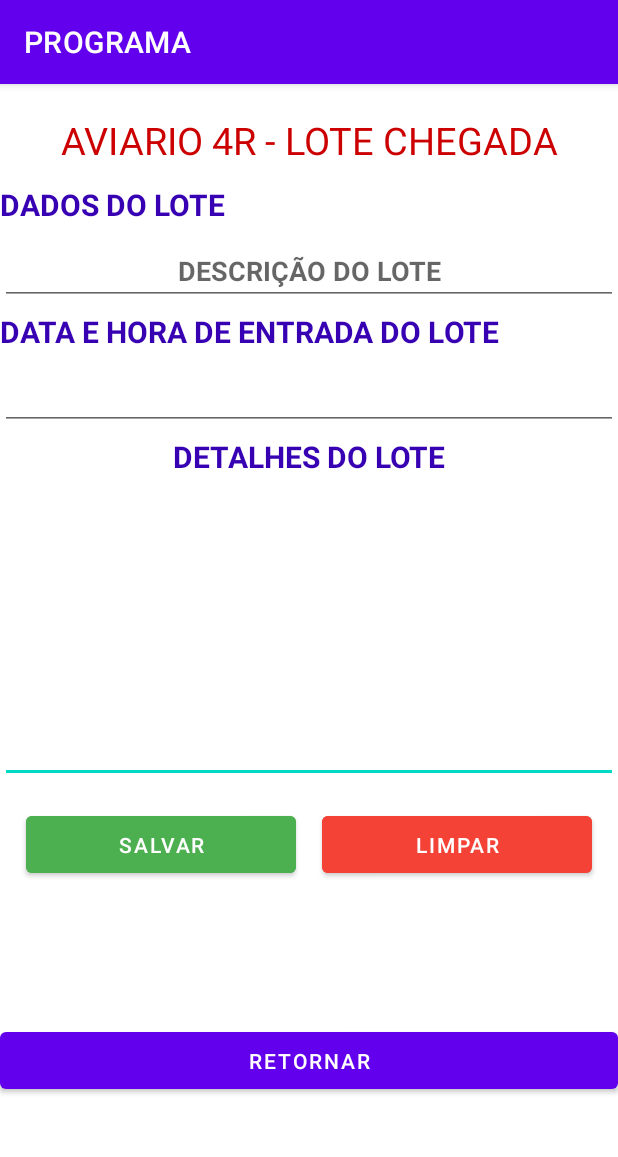
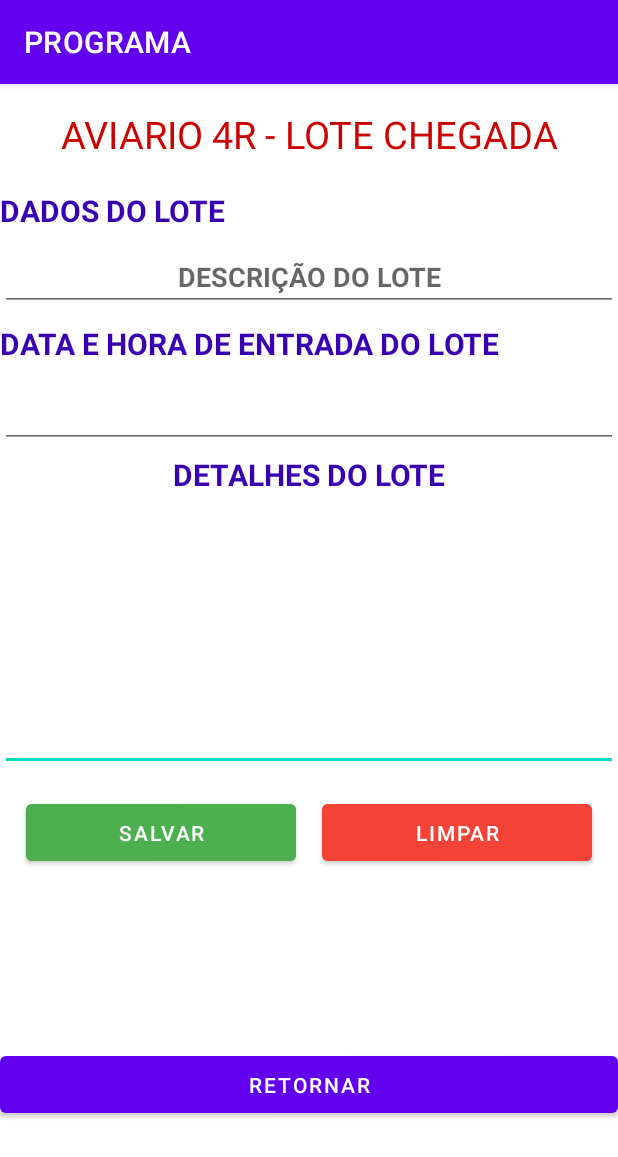
Before and after one commit to SemprebomTecnologia/ANDROID_AVIARIO4R, an Android app: the LoteMainActivity screen opened directly, with no data from a screen before it, on a phone screen of 412 x 824 dp. Shown: the top 1157 px of the screen. Run offline under Robolectric (Android 15) with nearby library versions, the phone set to English and light mode, and no system bars.

Commit message:
COMMIT TELA OK V1.0 23/01/2025 COMMIT CLASS DATETIME 23/01/2025 FUNCTION DATETIME V1 24/01/2025 COMMIT LAYOUT TELA LOTE V1 25/01/2025

```diff
--- a/app/src/main/java/com/example/programa/DateTime.kt
+++ b/app/src/main/java/com/example/programa/DateTime.kt
@@ -16,26 +16,6 @@ class DateTime(){
     lateinit var DataTempo           : DateTime
     lateinit var Calendario          : Calendar
     lateinit var SimplesDataFormato  : SimpleDateFormat
-
-    //obtem a data do sistema
-    //  System.currentTimeMillis()
-
-    //funcao para obter a hora  data atual do systema
-    fun Dia( txt: String ): Date {
-
-        Data  = DateFormat().format("dd.MM.yyyy")
-
-            simpleDateFormat.format(txt).toString()
-    }
-
-
-
-
-   // val dateTimeInLongTextView.text = datesysval.toString()
-
-
-
-
 
 
 }
--- a/app/src/main/java/com/example/programa/LoteMainActivity.kt
+++ b/app/src/main/java/com/example/programa/LoteMainActivity.kt
@@ -1,6 +1,6 @@
 package com.example.programa
 
-import android.R
+
 import android.content.Intent
 import android.os.Bundle
 import android.view.View.OnFocusChangeListener
@@ -16,8 +16,8 @@ import com.example.programa.DateTime
 
 class LoteMainActivity : AppCompatActivity() {
 
-    private  lateinit  var MainPrincipal  : ActivityPrincipalMainBinding
-    private  lateinit  var MainLote     : ActivityLoteMainBinding
+    private  lateinit  var MainPrincipal    : ActivityPrincipalMainBinding
+    private  lateinit  var MainLote         : ActivityLoteMainBinding
 
     //public  lateinit  var MainPrincipal  : ActivityPrincipalMainBinding
     //private lateinit  var MainColeta     : ActivityColetaMainBinding
@@ -31,10 +31,8 @@ class LoteMainActivity : AppCompatActivity() {
         //inflo o layout
         setContentView(MainLote.root)
 
-        var LoteDateTime  = findViewById<EditText>(R.id.editTextDate)
-
-
-
+        //val EdtProd = findViewById<EditText>(R.id.EdtProdutoLista)
+        //var ProdutoLista: String = EdtProd.toString()
 
         /*
         ViewCompat.setOnApplyWindowInsetsListener(findViewById(R.id.main)) { v, insets ->
@@ -43,11 +41,13 @@ class LoteMainActivity : AppCompatActivity() {
             insets
         }*/
 
-        MainLote.LoteDateTime.setOnFocusChangeListener(){
-                var txt : String = LoteDateTime.text.toString()
+
+        MainLote.btnLIMPAR.setOnClickListener(){
+            var DataLote = MainLote.editTextDate.text.toString()
+            MainLote.txtTitulo.text = DataLote.toString()
+
 
         }
-
 
 
 
--- a/app/src/main/res/layout/activity_lote_main.xml
+++ b/app/src/main/res/layout/activity_lote_main.xml
@@ -10,43 +10,54 @@
     <EditText
         android:id="@+id/edtDetalheLote"
         android:layout_width="match_parent"
-        android:layout_height="200dp"
+        android:layout_height="180dp"
         android:layout_marginTop="4dp"
         android:ems="10"
         android:gravity="start|top"
         android:inputType="textMultiLine"
-        android:maxLength="50"
+        android:maxLength="100"
         android:textAlignment="textStart"
-        android:textSize="20sp"
-        android:textStyle="bold"
+        android:textSize="12sp"
         app:layout_constraintTop_toBottomOf="@+id/txtDescricaoLote"
-        tools:layout_editor_absoluteX="-16dp" />
+        tools:layout_editor_absoluteX="0dp" />
 
-    <EditText
-        android:id="@+id/editTextDate"
+    <Button
+        android:id="@+id/btn_PRINCIPAL"
+        android:layout_width="match_parent"
+        android:layout_height="50dp"
+        android:text="RETORNAR"
+        app:layout_constraintBottom_toBottomOf="parent"
+        app:layout_constraintEnd_toEndOf="parent"
+        app:layout_constraintHorizontal_bias="0.0"
+        app:layout_constraintStart_toStartOf="parent"
+        app:layout_constraintTop_toBottomOf="@+id/edtDetalheLote"
+        app:layout_constraintVertical_bias="0.707" />
+
+    <TextView
+        android:id="@+id/txtNomeLote"
         android:layout_width="match_parent"
         android:layout_height="wrap_content"
-        android:layout_marginTop="4dp"
-        android:ems="10"
-        android:inputType="date|datetime"
-        android:textAlignment="center"
-        android:textSize="20sp"
-        android:textStyle="bold"
-        app:layout_constraintTop_toBottomOf="@+id/txtDataEntradaLote"
-        tools:layout_editor_absoluteX="-16dp" />
-
-    <TextView
-        android:id="@+id/txtDataEntradaLote"
-        android:layout_width="match_parent"
-        android:layout_height="wrap_content"
-        android:layout_marginTop="4dp"
-        android:text="DATA E HORA DE ENTRADA DO LOTE"
+        android:layout_marginTop="20dp"
+        android:text="DADOS DO LOTE"
         android:textAlignment="viewStart"
         android:textColor="@color/purple_700"
         android:textSize="20sp"
         android:textStyle="bold"
-        app:layout_constraintTop_toBottomOf="@+id/edtNomeLote"
-        tools:layout_editor_absoluteX="-16dp" />
+        app:layout_constraintTop_toBottomOf="@+id/txtTitulo"
+        tools:layout_editor_absoluteX="0dp" />
+
+    <TextView
+        android:id="@+id/txtDescricaoLote"
+        android:layout_width="match_parent"
+        android:layout_height="wrap_content"
+        android:layout_marginTop="4dp"
+        android:text="DETALHES DO LOTE"
+        android:textAlignment="center"
+        android:textColor="@color/purple_700"
+        android:textSize="20sp"
+        android:textStyle="bold"
+        app:layout_constraintTop_toBottomOf="@+id/editTextDate"
+        tools:layout_editor_absoluteX="0dp" />
 
     <EditText
         android:id="@+id/edtNomeLote"
@@ -61,20 +72,32 @@
         android:textColor="@color/black"
         android:textStyle="bold"
         app:layout_constraintTop_toBottomOf="@+id/txtNomeLote"
-        tools:layout_editor_absoluteX="-16dp" />
+        tools:layout_editor_absoluteX="0dp" />
 
-    <TextView
-        android:id="@+id/txtNomeLote"
+    <EditText
+        android:id="@+id/editTextDate"
         android:layout_width="match_parent"
         android:layout_height="wrap_content"
-        android:layout_marginTop="12dp"
-        android:text="DADOS DO LOTE"
-        android:textAlignment="viewStart"
-        android:textColor="@color/purple_700"
+        android:layout_marginTop="8dp"
+        android:ems="10"
+        android:inputType="date|datetime"
+        android:textAlignment="center"
         android:textSize="20sp"
         android:textStyle="bold"
-        app:layout_constraintTop_toBottomOf="@+id/txtTitulo"
-        tools:layout_editor_absoluteX="-16dp" />
+        app:layout_constraintTop_toBottomOf="@+id/txtDataEntradaLote"
+        tools:layout_editor_absoluteX="0dp" />
+
+    <Button
+        android:id="@+id/btn_SALVAR"
+        android:layout_width="180dp"
+        android:layout_height="50dp"
+        android:layout_marginTop="16dp"
+        android:backgroundTint="@color/btn_true"
+        android:text="SALVAR"
+        app:layout_constraintEnd_toStartOf="@+id/btn_LIMPAR"
+        app:layout_constraintHorizontal_bias="0.5"
+        app:layout_constraintStart_toStartOf="parent"
+        app:layout_constraintTop_toBottomOf="@+id/edtDetalheLote" />
 
     <Button
         android:id="@+id/btn_LIMPAR"
@@ -89,53 +112,29 @@
         app:layout_constraintTop_toBottomOf="@+id/edtDetalheLote" />
 
     <TextView
-        android:id="@+id/txtDescricaoLote"
+        android:id="@+id/txtDataEntradaLote"
         android:layout_width="match_parent"
         android:layout_height="wrap_content"
-        android:layout_marginTop="4dp"
-        android:text="DETALHES DO LOTE"
-        android:textAlignment="center"
+        android:layout_marginTop="8dp"
+        android:text="DATA E HORA DE ENTRADA DO LOTE"
+        android:textAlignment="viewStart"
         android:textColor="@color/purple_700"
         android:textSize="20sp"
         android:textStyle="bold"
-        app:layout_constraintTop_toBottomOf="@+id/editTextDate"
-        tools:layout_editor_absoluteX="-16dp" />
-
-    <Button
-        android:id="@+id/btn_SALVAR"
-        android:layout_width="180dp"
-        android:layout_height="50dp"
-        android:layout_marginTop="16dp"
-        android:backgroundTint="@color/btn_true"
-        android:text="SALVAR"
-        app:layout_constraintEnd_toStartOf="@+id/btn_LIMPAR"
-        app:layout_constraintHorizontal_bias="0.5"
-        app:layout_constraintStart_toStartOf="parent"
-        app:layout_constraintTop_toBottomOf="@+id/edtDetalheLote" />
+        app:layout_constraintTop_toBottomOf="@+id/edtNomeLote"
+        tools:layout_editor_absoluteX="0dp" />
 
     <TextView
         android:id="@+id/txtTitulo"
         android:layout_width="match_parent"
         android:layout_height="wrap_content"
-        android:layout_marginTop="76dp"
+        android:layout_marginTop="72dp"
         android:text="AVIARIO 4R - LOTE CHEGADA"
         android:textAlignment="center"
         android:textColor="@android:color/holo_red_dark"
         android:textSize="25sp"
         app:layout_constraintTop_toTopOf="parent"
-        tools:layout_editor_absoluteX="-16dp" />
-
-    <Button
-        android:id="@+id/btn_PRINCIPAL"
-        android:layout_width="match_parent"
-        android:layout_height="50dp"
-        android:text="RETORNAR"
-        app:layout_constraintBottom_toBottomOf="parent"
-        app:layout_constraintEnd_toEndOf="parent"
-        app:layout_constraintHorizontal_bias="0.0"
-        app:layout_constraintStart_toStartOf="parent"
-        app:layout_constraintTop_toBottomOf="@+id/edtDetalheLote"
-        app:layout_constraintVertical_bias="0.634" />
+        tools:layout_editor_absoluteX="0dp" />
 
 
 </androidx.constraintlayout.widget.ConstraintLayout>
```
